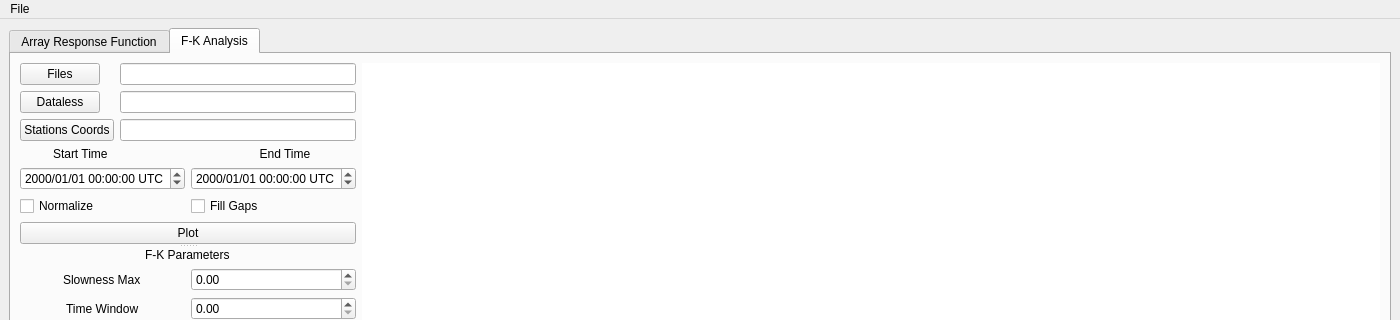
The window that isp/resources/designer_uis/ArrayAnalysisFrame.ui (ProjectISP/ISP) describes before a commit, drawn with Qt 5; both pictures show x 0 to 1400 and y 0 to 320 of the 1400 by 757 pixel window.
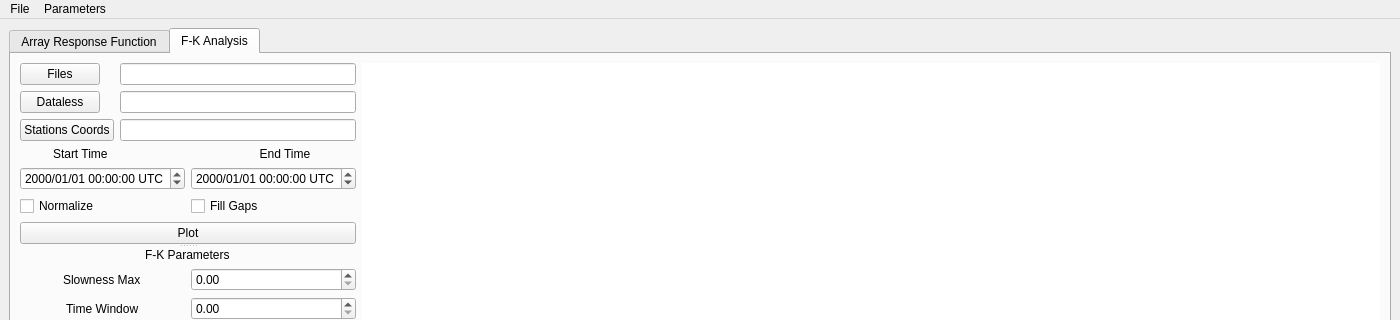
The same window after the commit. Icons and pictures are not drawn.

Diff of the .ui file:
```diff
--- a/isp/resources/designer_uis/ArrayAnalysisFrame.ui
+++ b/isp/resources/designer_uis/ArrayAnalysisFrame.ui
@@ -651,7 +651,14 @@
     <addaction name="actionCreatenewProject"/>
     <addaction name="actionExit"/>
    </widget>
+   <widget class="QMenu" name="menuParameters">
+    <property name="title">
+     <string>Parameters</string>
+    </property>
+    <addaction name="actionSettings"/>
+   </widget>
    <addaction name="menuFile"/>
+   <addaction name="menuParameters"/>
   </widget>
   <widget class="QStatusBar" name="statusbar"/>
   <action name="actionOpen_Project">
```
Left out of the diff: 5 changed lines with no effect on the pictures.
